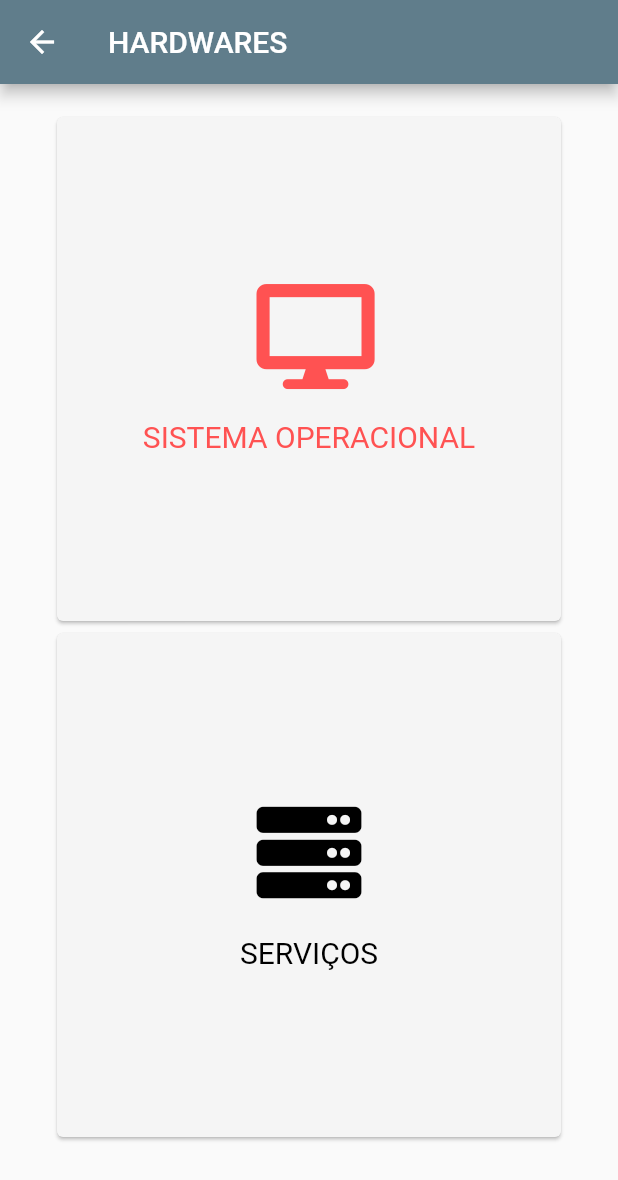
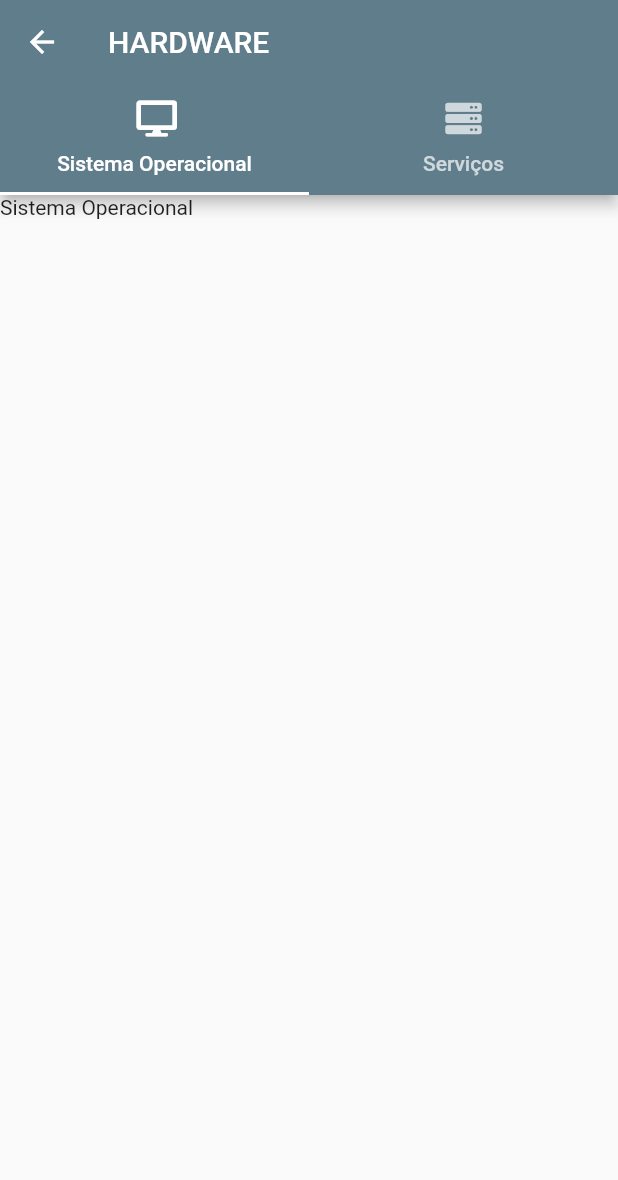
Before and after one commit to michellhornung/monitor, a Flutter app: the DrillDown screen opened by its route, after a tap on "Hardware-01", on a phone screen of 412 x 824 dp. Shown: the top 1180 px of the screen. Run offline on Flutter 3.47's test engine with Material 2 defaults, Android fonts, the phone set to English and light mode, and no system bars; our stand-ins replace font_awesome_flutter.

Commit message:
Hardware screen changed from buttons to tabBarView.

```diff
--- a/lib/data/HardwareData.dart
+++ /dev/null
@@ -1,16 +0,0 @@
-import 'package:monitor/model/Hardware.dart';
-import 'package:monitor/constants/Colors.dart';
-import 'package:font_awesome_flutter/font_awesome_flutter.dart';
-
-final List<Hardware> hardwares = [
-  Hardware(
-    colour: errorCardColor,
-    icon: FontAwesomeIcons.desktop,
-    title: 'SISTEMA OPERACIONAL',
-  ),
-  Hardware(
-    colour: uncolored,
-    icon: FontAwesomeIcons.server,
-    title: 'SERVIÇOS',
-  ),
-];
--- a/lib/main.dart
+++ b/lib/main.dart
@@ -6,7 +6,7 @@ import 'package:monitor/pages/Drilldown.dart';
 import 'package:monitor/pages/DataBase.dart';
 import 'package:monitor/pages/Alarms.dart';
 import 'package:monitor/pages/MonitorDetails.dart';
-import 'package:monitor/pages/Hardwares.dart';
+import 'package:monitor/pages/Hardware.dart';
 
 void main() => runApp(MyApp());
 
@@ -29,7 +29,7 @@ class MyApp extends StatelessWidget {
         '/Database': (context) => Database(),
         '/Alarms': (context) => Alarms(),
         '/MonitorDetails': (context) => MonitorDetails(),
-        '/Hardwares': (context) => Hardwares(),
+        '/Hardware': (context) => Hardware(),
       },
     );
   }
--- a/lib/model/Hardware.dart
+++ /dev/null
@@ -1,13 +0,0 @@
-import 'package:flutter/material.dart';
-
-class Hardware {
-  final Color colour;
-  final IconData icon;
-  final String title;
-
-  const Hardware({
-    @required this.colour,
-    @required this.icon,
-    @required this.title,
-  });
-}
--- a/lib/pages/Drilldown.dart
+++ b/lib/pages/Drilldown.dart
@@ -75,7 +75,7 @@ class BodyWidget extends StatelessWidget {
               color: Colors.red,
             ),
             onTap: () {
-              Navigator.pushNamed(context, '/Hardwares');
+              Navigator.pushNamed(context, '/Hardware');
             },
           ),
         ),
@@ -89,7 +89,7 @@ class BodyWidget extends StatelessWidget {
             title: Text('Hardware-02'),
             trailing: Icon(Icons.keyboard_arrow_right),
             onTap: () {
-              Navigator.pushNamed(context, '/Hardwares');
+              Navigator.pushNamed(context, '/Hardware');
             },
           ),
         ),
--- /dev/null
+++ b/lib/pages/Hardware.dart
@@ -0,0 +1,36 @@
+import 'package:flutter/material.dart';
+import 'package:font_awesome_flutter/font_awesome_flutter.dart';
+import 'package:monitor/pages/SO.dart';
+import 'package:monitor/pages/Services.dart';
+
+class Hardware extends StatelessWidget {
+  @override
+  Widget build(BuildContext context) {
+    return DefaultTabController(
+      length: 2,
+      child: Scaffold(
+        appBar: AppBar(
+          bottom: TabBar(
+            tabs: [
+              Tab(
+                icon: Icon(FontAwesomeIcons.desktop),
+                text: 'Sistema Operacional',
+              ),
+              Tab(
+                icon: Icon(FontAwesomeIcons.server),
+                text: 'Serviços',
+              ),
+            ],
+          ),
+          title: Text('HARDWARE'),
+        ),
+        body: TabBarView(
+          children: [
+            SO(),
+            Services(),
+          ],
+        ),
+      ),
+    );
+  }
+}
--- a/lib/pages/Hardwares.dart
+++ /dev/null
@@ -1,26 +0,0 @@
-import 'package:flutter/material.dart';
-import 'package:monitor/data/HardwareData.dart';
-import 'package:monitor/widgets/HardwareCard.dart';
-
-class Hardwares extends StatelessWidget {
-  @override
-  Widget build(BuildContext context) {
-    return Scaffold(
-        appBar: AppBar(
-          title: Text('HARDWARES'),
-        ),
-        body: FlatButton(
-          onPressed: () {
-            Navigator.pushNamed(context, '/DrillDown');
-          },
-          child: GridView.count(
-              crossAxisCount: 1,
-              padding: EdgeInsets.all(18.0),
-              children: List.generate(hardwares.length, (index) {
-                return Center(
-                  child: HardwareCard(hardware: hardwares[index]),
-                );
-              })),
-        ));
-  }
-}
--- /dev/null
+++ b/lib/pages/SO.dart
@@ -0,0 +1,10 @@
+import 'package:flutter/material.dart';
+
+class SO extends StatelessWidget {
+  @override
+  Widget build(BuildContext context) {
+    return Container(
+      child: Text('Sistema Operacional'),
+    );
+  }
+}
--- /dev/null
+++ b/lib/pages/Services.dart
@@ -0,0 +1,10 @@
+import 'package:flutter/material.dart';
+
+class Services extends StatelessWidget {
+  @override
+  Widget build(BuildContext context) {
+    return Container(
+      child: Text('Services'),
+    );
+  }
+}
--- a/lib/widgets/HardwareCard.dart
+++ /dev/null
@@ -1,33 +0,0 @@
-import 'package:flutter/material.dart';
-import 'package:monitor/model/Hardware.dart';
-
-class HardwareCard extends StatelessWidget {
-  const HardwareCard({Key key, this.hardware}) : super(key: key);
-  final Hardware hardware;
-
-  @override
-  Widget build(BuildContext context) {
-    return Card(
-        color: Colors.grey[100],
-        child: Center(
-          child: Column(
-              mainAxisSize: MainAxisSize.min,
-              crossAxisAlignment: CrossAxisAlignment.center,
-              children: <Widget>[
-                Icon(
-                  hardware.icon,
-                  size: 70.0,
-                  color: hardware.colour,
-                ),
-                SizedBox(
-                  height: 20.0,
-                ),
-                Text(
-                  hardware.title,
-                  style: TextStyle(color: hardware.colour, fontSize: 20.0),
-                  textAlign: TextAlign.center,
-                ),
-              ]),
-        ));
-  }
-}
```
